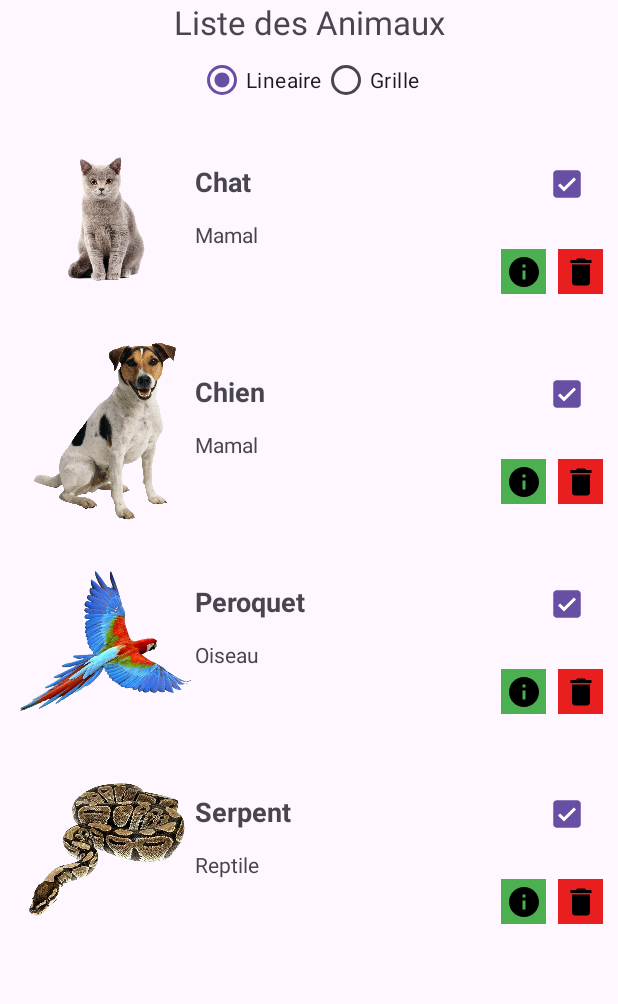
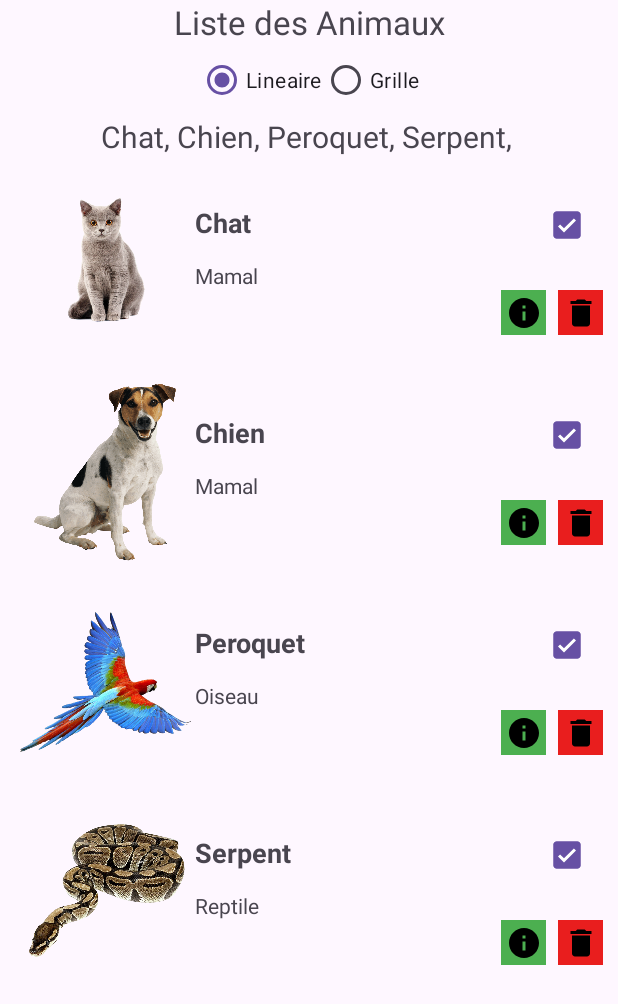
Before and after one commit to Mouad-Boulhend/tp5, an Android app: the screen it shows after launch (MainActivity), after a tap on "Serpent", on a phone screen of 412 x 824 dp. Shown: the top 1004 px of the screen. Run offline under Robolectric (Android 15) with nearby library versions, the phone set to English and light mode, and no system bars; 3 other taps on this screen came first.

Commit message:
fixed checkbox

```diff
--- a/app/src/main/java/com/example/tp5/AdapterAnimaux.kt
+++ b/app/src/main/java/com/example/tp5/AdapterAnimaux.kt
@@ -1,6 +1,8 @@
 package com.example.tp5
 
+import android.app.Activity
 import android.app.AlertDialog
+import android.content.Context
 import android.util.Log
 import android.view.LayoutInflater
 import android.view.View
@@ -15,7 +17,7 @@ import androidx.appcompat.view.menu.MenuView
 import androidx.constraintlayout.widget.ConstraintSet
 import androidx.recyclerview.widget.RecyclerView
 
-class AdapterAnimaux(val lista: MutableList<Animal>):
+class AdapterAnimaux(val lista: MutableList<Animal>, val context: Context):
     RecyclerView.Adapter<AdapterAnimaux.AnimalViewHolder>() {
     inner class AnimalViewHolder(itemView: View): RecyclerView.ViewHolder(itemView){
         val image = itemView.findViewById<ImageView>(R.id.imageAnimal)
@@ -54,12 +56,15 @@ class AdapterAnimaux(val lista: MutableList<Animal>):
                 Animal.checkedAnimals.add(animal)
             }
 
-            //holder.itemView.findViewById<TextView>(R.id.checkedAnimals).text = ""
-            //var noms = ""
-            //    Animal.checkedAnimals.forEach { x ->
-            //        noms += x.nom
-            //    holder.itemView.findViewById<TextView>(R.id.checkedAnimals).text = noms
-            //}
+            (context as Activity).findViewById<TextView>(R.id.checkedAnimals).text = ""
+            if (!Animal.checkedAnimals.isEmpty()){
+                var noms = ""
+                Animal.checkedAnimals.forEach { x ->
+                    noms += x.nom + ", "
+                }
+                context.findViewById<TextView>(R.id.checkedAnimals).text = noms
+            }
+
 
 
         }
--- a/app/src/main/java/com/example/tp5/MainActivity.kt
+++ b/app/src/main/java/com/example/tp5/MainActivity.kt
@@ -37,7 +37,7 @@ class MainActivity : AppCompatActivity() {
         recyclerView.layoutManager = LinearLayoutManager(this)
         radioLinear.isChecked = true
 
-        val adapter = AdapterAnimaux(lista)
+        val adapter = AdapterAnimaux(lista, this)
         recyclerView.adapter = adapter
 
         radioGroup.setOnCheckedChangeListener {_, id ->
--- a/app/src/main/res/layout/activity_main.xml
+++ b/app/src/main/res/layout/activity_main.xml
@@ -37,14 +37,18 @@
             android:id="@+id/affichageGrille"/>
     </RadioGroup>
     <TextView
-        android:layout_width="wrap_content"
+        android:layout_width="match_parent"
         android:layout_height="wrap_content"
-        android:id="@+id/checkedAnimals"/>
+        android:id="@+id/checkedAnimals"
+        android:text=""
+        android:gravity="center_horizontal"
+        android:textSize="20dp"
+        app:layout_constraintTop_toBottomOf="@id/radioGroup"/>
 
     <androidx.recyclerview.widget.RecyclerView
         android:id="@+id/recyclerView"
         android:layout_width="match_parent"
         android:layout_height="wrap_content"
-        app:layout_constraintTop_toBottomOf="@id/radioGroup"/>
+        app:layout_constraintTop_toBottomOf="@id/checkedAnimals"/>
 
 </androidx.constraintlayout.widget.ConstraintLayout>
```
